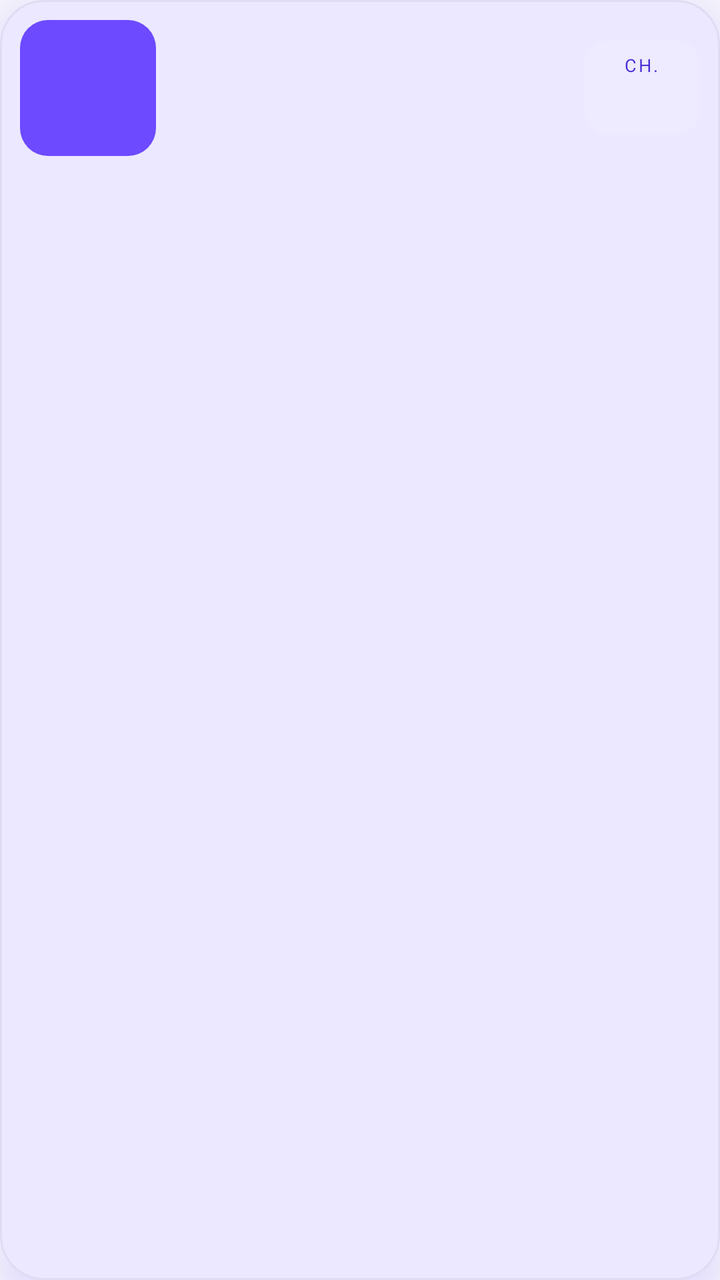
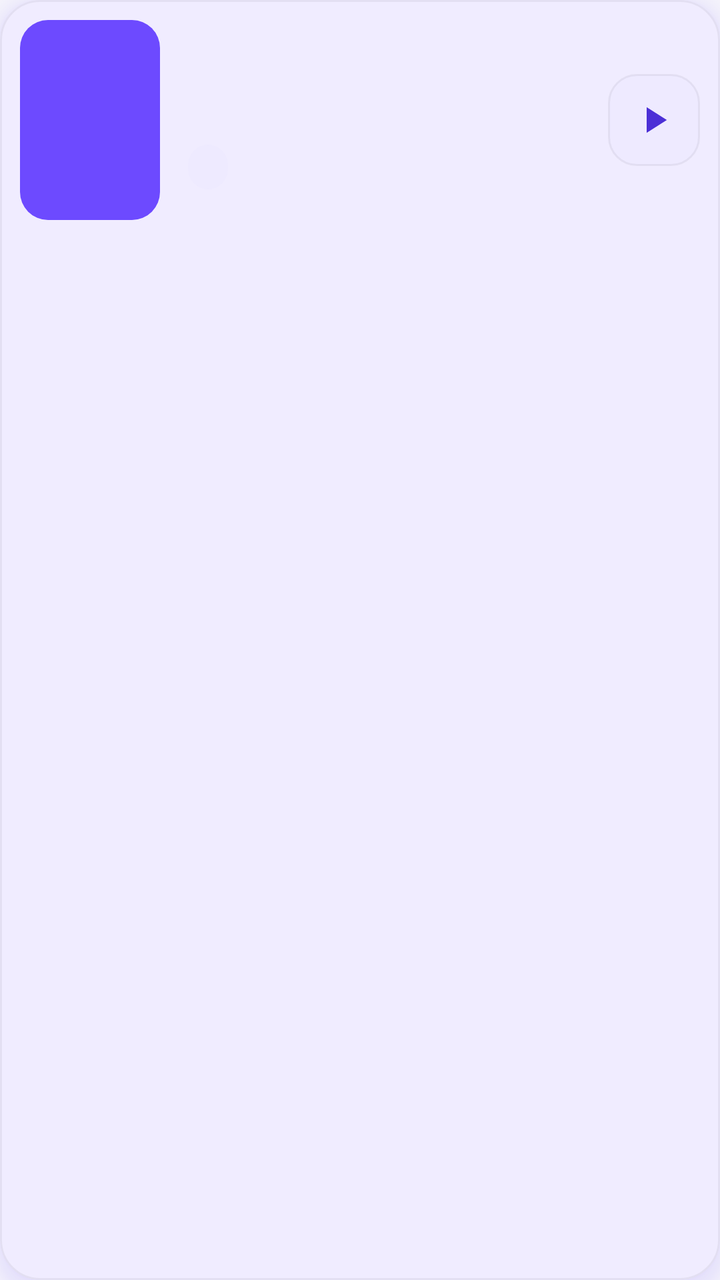

The first picture is an Android layout as it rendered before a commit; the second is the same layout after the commit. The layout source and the unified diff follow.
<!-- AndroidManifest.xml: application theme Theme.WebtoonTracker -->
<!-- res/layout/item_series.xml -->
<?xml version="1.0" encoding="utf-8"?>
<com.google.android.material.card.MaterialCardView xmlns:android="http://schemas.android.com/apk/res/android"
    xmlns:app="http://schemas.android.com/apk/res-auto"
    android:layout_width="match_parent"
    android:layout_height="wrap_content"
    android:layout_marginTop="7dp"
    android:layout_marginBottom="11dp"
    android:outlineAmbientShadowColor="@color/card_shadow"
    android:outlineSpotShadowColor="@color/card_shadow"
    app:cardBackgroundColor="@color/card_bg"
    app:cardCornerRadius="22dp"
    app:cardElevation="9dp"
    app:strokeColor="@color/hairline"
    app:strokeWidth="1dp">

    <LinearLayout
        android:layout_width="match_parent"
        android:layout_height="wrap_content"
        android:gravity="center_vertical"
        android:orientation="horizontal"
        android:padding="10dp">

        <FrameLayout
            android:layout_width="68dp"
            android:layout_height="68dp">

            <TextView
                android:id="@+id/avatar"
                android:layout_width="match_parent"
                android:layout_height="match_parent"
                android:background="@drawable/bg_avatar"
                android:fontFamily="sans-serif-black"
                android:gravity="center"
                android:textColor="#FFFFFF"
                android:textSize="24sp" />

            <com.google.android.material.imageview.ShapeableImageView
                android:id="@+id/cover"
                android:layout_width="match_parent"
                android:layout_height="match_parent"
                android:contentDescription="@null"
                android:scaleType="centerCrop"
                android:visibility="gone"
                app:shapeAppearanceOverlay="@style/RoundedCover" />
        </FrameLayout>

        <LinearLayout
            android:layout_width="0dp"
            android:layout_height="wrap_content"
            android:layout_marginStart="14dp"
            android:layout_marginEnd="8dp"
            android:layout_weight="1"
            android:orientation="vertical">

            <LinearLayout
                android:layout_width="match_parent"
                android:layout_height="wrap_content"
                android:gravity="center_vertical"
                android:orientation="horizontal">

                <TextView
                    android:id="@+id/title"
                    android:layout_width="0dp"
                    android:layout_height="wrap_content"
                    android:layout_weight="1"
                    android:ellipsize="end"
                    android:fontFamily="sans-serif-medium"
                    android:maxLines="1"
                    android:textColor="@color/text_main"
                    android:textSize="16sp" />

                <TextView
                    android:id="@+id/rating"
                    android:layout_width="wrap_content"
                    android:layout_height="wrap_content"
                    android:layout_marginStart="6dp"
                    android:background="@drawable/bg_rating"
                    android:fontFamily="sans-serif-black"
                    android:paddingStart="7dp"
                    android:paddingTop="1dp"
                    android:paddingEnd="7dp"
                    android:paddingBottom="1dp"
                    android:textColor="@color/rating_text"
                    android:textSize="11sp"
                    android:visibility="gone" />
            </LinearLayout>

            <TextView
                android:id="@+id/subtitle"
                android:layout_width="match_parent"
                android:layout_height="wrap_content"
                android:layout_marginTop="3dp"
                android:ellipsize="end"
                android:maxLines="1"
                android:textColor="@color/text_soft"
                android:textSize="13sp" />

            <TextView
                android:id="@+id/newBadge"
                android:layout_width="wrap_content"
                android:layout_height="wrap_content"
                android:layout_marginTop="5dp"
                android:background="@drawable/bg_new_badge"
                android:fontFamily="sans-serif-black"
                android:paddingStart="8dp"
                android:paddingTop="2dp"
                android:paddingEnd="8dp"
                android:paddingBottom="2dp"
                android:textColor="@color/on_accent"
                android:textSize="11sp"
                android:visibility="gone" />

            <TextView
                android:id="@+id/tagLine"
                android:layout_width="match_parent"
                android:layout_height="wrap_content"
                android:layout_marginTop="4dp"
                android:ellipsize="end"
                android:fontFamily="sans-serif-medium"
                android:maxLines="1"
                android:textColor="@color/brand"
                android:textSize="12sp"
                android:visibility="gone" />
        </LinearLayout>

        <LinearLayout
            android:layout_width="wrap_content"
            android:layout_height="wrap_content"
            android:background="@drawable/bg_badge"
            android:gravity="center"
            android:minWidth="58dp"
            android:orientation="vertical"
            android:paddingStart="10dp"
            android:paddingTop="6dp"
            android:paddingEnd="10dp"
            android:paddingBottom="6dp">

            <TextView
                android:layout_width="wrap_content"
                android:layout_height="wrap_content"
                android:letterSpacing="0.1"
                android:text="CH."
                android:textColor="@color/badge_text"
                android:textSize="9sp" />

            <TextView
                android:id="@+id/chapter"
                android:layout_width="wrap_content"
                android:layout_height="wrap_content"
                android:fontFamily="sans-serif-black"
                android:textColor="@color/badge_text"
                android:textSize="17sp" />
        </LinearLayout>
    </LinearLayout>
</com.google.android.material.card.MaterialCardView>
<!-- resources referenced by this layout -->
<resources>
  <color name="badge_text">#4B2FD6</color>
  <color name="brand">#6D4AFF</color>
  <color name="card_bg">#FFFFFF</color>
  <color name="card_shadow">#B36D4AFF</color>
  <color name="hairline">#0F17142B</color>
  <color name="on_accent">#1A1203</color>
  <color name="rating_text">#9A6300</color>
  <color name="text_main">#17142B</color>
  <color name="text_soft">#6E6A85</color>
  <!-- drawable bg_avatar (drawable) -->
  <?xml version="1.0" encoding="utf-8"?>
  <shape xmlns:android="http://schemas.android.com/apk/res/android" android:shape="rectangle">
      <corners android:radius="14dp" />
      <solid android:color="#6D4AFF" />
  </shape>
  <!-- drawable bg_badge (drawable) -->
  <?xml version="1.0" encoding="utf-8"?>
  <shape xmlns:android="http://schemas.android.com/apk/res/android" android:shape="rectangle">
      <corners android:radius="12dp" />
      <solid android:color="@color/badge_bg" />
  </shape>
  <!-- drawable bg_new_badge (drawable) -->
  <?xml version="1.0" encoding="utf-8"?>
  <shape xmlns:android="http://schemas.android.com/apk/res/android" android:shape="rectangle">
      <corners android:radius="999dp" />
      <gradient android:angle="0" android:startColor="#FFFFC93C" android:endColor="#FFFF9F2E" />
  </shape>
  <!-- drawable bg_rating (drawable) -->
  <?xml version="1.0" encoding="utf-8"?>
  <shape xmlns:android="http://schemas.android.com/apk/res/android" android:shape="rectangle">
      <corners android:radius="999dp" />
      <solid android:color="@color/rating_bg" />
  </shape>
  <style name="RoundedCover">
          <item name="cornerFamily">rounded</item>
          <item name="cornerSize">16dp</item>
      </style>
  <style name="Theme.WebtoonTracker" parent="Theme.Material3.DayNight.NoActionBar">
          <item name="colorPrimary">@color/brand</item>
          <item name="colorOnPrimary">#FFFFFF</item>
          <item name="colorSecondary">@color/accent</item>
          <item name="android:colorBackground">@color/screen_bg</item>
          <item name="colorSurface">@color/card_bg</item>
          <item name="android:statusBarColor">@color/screen_bg</item>
          <item name="android:navigationBarColor">@color/screen_bg</item>
      </style>
  <color name="badge_bg">#EEEAFF</color>
  <color name="rating_bg">#FFF3D6</color>
  <color name="accent">#FFB020</color>
  <color name="screen_bg">#F5F4FB</color>
</resources>

<!-- the commit's change to res/layout/item_series.xml (unified diff, before → after) -->
@@ -3,13 +3,13 @@
     xmlns:app="http://schemas.android.com/apk/res-auto"
     android:layout_width="match_parent"
     android:layout_height="wrap_content"
-    android:layout_marginTop="7dp"
-    android:layout_marginBottom="11dp"
+    android:layout_marginTop="5dp"
+    android:layout_marginBottom="7dp"
     android:outlineAmbientShadowColor="@color/card_shadow"
     android:outlineSpotShadowColor="@color/card_shadow"
     app:cardBackgroundColor="@color/card_bg"
-    app:cardCornerRadius="22dp"
-    app:cardElevation="9dp"
+    app:cardCornerRadius="20dp"
+    app:cardElevation="5dp"
     app:strokeColor="@color/hairline"
     app:strokeWidth="1dp">
 
@@ -21,8 +21,8 @@
         android:padding="10dp">
 
         <FrameLayout
-            android:layout_width="68dp"
-            android:layout_height="68dp">
+            android:layout_width="70dp"
+            android:layout_height="100dp">
 
             <TextView
                 android:id="@+id/avatar"
@@ -32,7 +32,7 @@
                 android:fontFamily="sans-serif-black"
                 android:gravity="center"
                 android:textColor="#FFFFFF"
-                android:textSize="24sp" />
+                android:textSize="26sp" />
 
             <com.google.android.material.imageview.ShapeableImageView
                 android:id="@+id/cover"
@@ -48,108 +48,91 @@
             android:layout_width="0dp"
             android:layout_height="wrap_content"
             android:layout_marginStart="14dp"
-            android:layout_marginEnd="8dp"
+            android:layout_marginEnd="10dp"
             android:layout_weight="1"
             android:orientation="vertical">
 
-            <LinearLayout
+            <TextView
+                android:id="@+id/title"
                 android:layout_width="match_parent"
                 android:layout_height="wrap_content"
-                android:gravity="center_vertical"
-                android:orientation="horizontal">
+                android:ellipsize="end"
+                android:fontFamily="sans-serif-medium"
+                android:lineSpacingExtra="1dp"
+                android:maxLines="2"
+                android:textColor="@color/text_main"
+                android:textSize="16sp" />
 
-                <TextView
-                    android:id="@+id/title"
-                    android:layout_width="0dp"
-                    android:layout_height="wrap_content"
-                    android:layout_weight="1"
-                    android:ellipsize="end"
-                    android:fontFamily="sans-serif-medium"
-                    android:maxLines="1"
-                    android:textColor="@color/text_main"
-                    android:textSize="16sp" />
-
-                <TextView
-                    android:id="@+id/rating"
-                    android:layout_width="wrap_content"
-                    android:layout_height="wrap_content"
-                    android:layout_marginStart="6dp"
-                    android:background="@drawable/bg_rating"
-                    android:fontFamily="sans-serif-black"
-                    android:paddingStart="7dp"
-                    android:paddingTop="1dp"
-                    android:paddingEnd="7dp"
-                    android:paddingBottom="1dp"
-                    android:textColor="@color/rating_text"
-                    android:textSize="11sp"
-                    android:visibility="gone" />
-            </LinearLayout>
+            <TextView
+                android:id="@+id/rating"
+                android:layout_width="wrap_content"
+                android:layout_height="wrap_content"
+                android:layout_marginTop="2dp"
+                android:fontFamily="sans-serif-black"
+                android:textColor="@color/accent"
+                android:textSize="13sp"
+                android:visibility="gone" />
 
             <TextView
                 android:id="@+id/subtitle"
                 android:layout_width="match_parent"
                 android:layout_height="wrap_content"
-                android:layout_marginTop="3dp"
+                android:layout_marginTop="2dp"
                 android:ellipsize="end"
                 android:maxLines="1"
                 android:textColor="@color/text_soft"
                 android:textSize="13sp" />
 
-            <TextView
-                android:id="@+id/newBadge"
+            <LinearLayout
                 android:layout_width="wrap_content"
                 android:layout_height="wrap_content"
-                android:layout_marginTop="5dp"
-                android:background="@drawable/bg_new_badge"
-                android:fontFamily="sans-serif-black"
-                android:paddingStart="8dp"
-                android:paddingTop="2dp"
-                android:paddingEnd="8dp"
-                android:paddingBottom="2dp"
-                android:textColor="@color/on_accent"
-                android:textSize="11sp"
-                android:visibility="gone" />
+                android:layout_marginTop="6dp"
+                android:orientation="horizontal">
 
-            <TextView
-                android:id="@+id/tagLine"
-                android:layout_width="match_parent"
-                android:layout_height="wrap_content"
-                android:layout_marginTop="4dp"
-                android:ellipsize="end"
-                android:fontFamily="sans-serif-medium"
-                android:maxLines="1"
-                android:textColor="@color/brand"
-                android:textSize="12sp"
-                android:visibility="gone" />
+                <TextView
+                    android:id="@+id/tagLine"
+                    android:layout_width="wrap_content"
+                    android:layout_height="wrap_content"
+                    android:background="@drawable/bg_pill_soft"
+                    android:fontFamily="sans-serif-medium"
+                    android:paddingStart="10dp"
+                    android:paddingTop="3dp"
+                    android:paddingEnd="10dp"
+                    android:paddingBottom="3dp"
+                    android:textColor="@color/badge_text"
+                    android:textSize="12sp" />
+
+                <TextView
+                    android:id="@+id/newBadge"
+                    android:layout_width="wrap_content"
+                    android:layout_height="wrap_content"
+                    android:layout_marginStart="6dp"
+                    android:background="@drawable/bg_new_badge"
+                    android:fontFamily="sans-serif-black"
+                    android:paddingStart="10dp"
+                    android:paddingTop="3dp"
+                    android:paddingEnd="10dp"
+                    android:paddingBottom="3dp"
+                    android:textColor="@color/on_accent"
+                    android:textSize="12sp"
+                    android:visibility="gone" />
+            </LinearLayout>
         </LinearLayout>
 
-        <LinearLayout
-            android:layout_width="wrap_content"
-            android:layout_height="wrap_content"
-            android:background="@drawable/bg_badge"
-            android:gravity="center"
-            android:minWidth="58dp"
-            android:orientation="vertical"
-            android:paddingStart="10dp"
-            android:paddingTop="6dp"
-            android:paddingEnd="10dp"
-            android:paddingBottom="6dp">
+        <FrameLayout
+            android:id="@+id/play"
+            android:layout_width="46dp"
+            android:layout_height="46dp"
+            android:background="@drawable/bg_play"
+            android:contentDescription="Reprendre">
 
-            <TextView
-                android:layout_width="wrap_content"
-                android:layout_height="wrap_content"
-                android:letterSpacing="0.1"
-                android:text="CH."
-                android:textColor="@color/badge_text"
-                android:textSize="9sp" />
-
-            <TextView
-                android:id="@+id/chapter"
-                android:layout_width="wrap_content"
-                android:layout_height="wrap_content"
-                android:fontFamily="sans-serif-black"
-                android:textColor="@color/badge_text"
-                android:textSize="17sp" />
-        </LinearLayout>
+            <ImageView
+                android:layout_width="22dp"
+                android:layout_height="22dp"
+                android:layout_gravity="center"
+                android:contentDescription="@null"
+                android:src="@drawable/ic_play"
+                android:tint="@color/badge_text" />
+        </FrameLayout>
     </LinearLayout>
 </com.google.android.material.card.MaterialCardView>
<!-- resource entries referenced after the edit -->
@@ -6,7 +6,6 @@
   <color name="card_shadow">#B36D4AFF</color>
   <color name="hairline">#0F17142B</color>
   <color name="on_accent">#1A1203</color>
-  <color name="rating_text">#9A6300</color>
   <color name="text_main">#17142B</color>
   <color name="text_soft">#6E6A85</color>
   <!-- drawable bg_avatar (drawable) -->
@@ -15,24 +14,34 @@
       <corners android:radius="14dp" />
       <solid android:color="#6D4AFF" />
   </shape>
-  <!-- drawable bg_badge (drawable) -->
-  <?xml version="1.0" encoding="utf-8"?>
-  <shape xmlns:android="http://schemas.android.com/apk/res/android" android:shape="rectangle">
-      <corners android:radius="12dp" />
-      <solid android:color="@color/badge_bg" />
-  </shape>
   <!-- drawable bg_new_badge (drawable) -->
   <?xml version="1.0" encoding="utf-8"?>
   <shape xmlns:android="http://schemas.android.com/apk/res/android" android:shape="rectangle">
       <corners android:radius="999dp" />
       <gradient android:angle="0" android:startColor="#FFFFC93C" android:endColor="#FFFF9F2E" />
   </shape>
-  <!-- drawable bg_rating (drawable) -->
+  <!-- drawable bg_pill_soft (drawable) -->
   <?xml version="1.0" encoding="utf-8"?>
   <shape xmlns:android="http://schemas.android.com/apk/res/android" android:shape="rectangle">
       <corners android:radius="999dp" />
-      <solid android:color="@color/rating_bg" />
+      <solid android:color="@color/badge_bg" />
   </shape>
+  <!-- drawable bg_play (drawable) -->
+  <?xml version="1.0" encoding="utf-8"?>
+  <ripple xmlns:android="http://schemas.android.com/apk/res/android" android:color="#336D4AFF">
+      <item>
+          <shape android:shape="rectangle">
+              <corners android:radius="14dp" />
+              <solid android:color="@color/badge_bg" />
+              <stroke android:width="1dp" android:color="@color/hairline" />
+          </shape>
+      </item>
+  </ripple>
+  <!-- drawable ic_play (drawable) -->
+  <?xml version="1.0" encoding="utf-8"?>
+  <vector xmlns:android="http://schemas.android.com/apk/res/android" android:width="24dp" android:height="24dp" android:viewportWidth="24" android:viewportHeight="24">
+      <path android:fillColor="#FFFFFF" android:pathData="M8,5v14l11,-7z" />
+  </vector>
   <style name="RoundedCover">
           <item name="cornerFamily">rounded</item>
           <item name="cornerSize">16dp</item>
@@ -47,7 +56,6 @@
           <item name="android:navigationBarColor">@color/screen_bg</item>
       </style>
   <color name="badge_bg">#EEEAFF</color>
-  <color name="rating_bg">#FFF3D6</color>
   <color name="accent">#FFB020</color>
   <color name="screen_bg">#F5F4FB</color>
 </resources>
